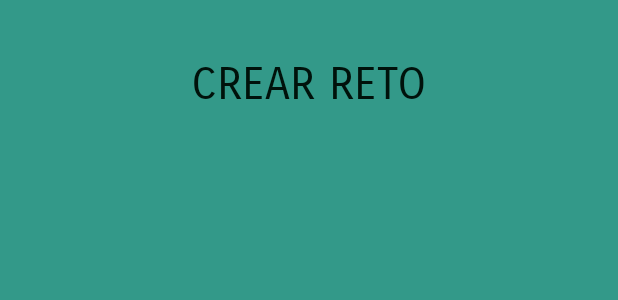
After one commit to jlram/DAM-ImproMusic, an Android app: the layout activity_create_challenge.xml on its own in the app's theme, with its tools: preview values and no code run, on a phone screen of 412 x 824 dp. The commit adds this screen. Shown: the top 300 px of the screen. Run offline under Robolectric (Android 15) with nearby library versions, the phone set to English and light mode, and no system bars; network calls fail.

Commit message:
Diseñada SongActivity y creada CreateChallengeActivity.

```diff
--- a/ImproMusic/app/src/main/AndroidManifest.xml
+++ b/ImproMusic/app/src/main/AndroidManifest.xml
@@ -24,7 +24,8 @@
             android:label="@string/title_activity_main2"
             android:theme="@style/Theme.AppCompat.NoActionBar" />
         <activity android:name=".EditProfileActivity" />
-        <activity android:name=".SongActivity"></activity>
+        <activity android:name=".SongActivity" />
+        <activity android:name=".CreateChallengeActivity"></activity>
     </application>
 
 </manifest>
--- /dev/null
+++ b/ImproMusic/app/src/main/res/layout/activity_create_challenge.xml
@@ -0,0 +1,25 @@
+<?xml version="1.0" encoding="utf-8"?>
+<android.support.constraint.ConstraintLayout xmlns:android="http://schemas.android.com/apk/res/android"
+    xmlns:app="http://schemas.android.com/apk/res-auto"
+    xmlns:tools="http://schemas.android.com/tools"
+    android:layout_width="match_parent"
+    android:layout_height="match_parent"
+    android:background="@color/Verde"
+    tools:context="com.example.josluis.impromusic.CreateChallengeActivity">
+
+    <TextView
+        android:id="@+id/textView"
+        android:layout_width="wrap_content"
+        android:layout_height="wrap_content"
+        android:fontFamily="sans-serif-smallcaps"
+        android:text="CREAR RETO"
+        android:textColor="@color/Negro"
+        android:textSize="30sp"
+        tools:layout_constraintTop_creator="1"
+        tools:layout_constraintRight_creator="1"
+        app:layout_constraintRight_toRightOf="parent"
+        android:layout_marginTop="38dp"
+        tools:layout_constraintLeft_creator="1"
+        app:layout_constraintLeft_toLeftOf="parent"
+        app:layout_constraintTop_toTopOf="parent" />
+</android.support.constraint.ConstraintLayout>
--- a/ImproMusic/app/src/main/res/layout/listview_view.xml
+++ b/ImproMusic/app/src/main/res/layout/listview_view.xml
@@ -18,7 +18,10 @@
         android:layout_width="wrap_content"
         android:layout_height="match_parent"
         android:layout_weight="1"
+        android:background="@color/Verde"
         android:elevation="1dp"
+        android:fontFamily="sans-serif-smallcaps"
         android:gravity="center"
-        android:text="{nombre_cancion}" />
+        android:text="{nombre_cancion}"
+        android:textColor="@color/Negro" />
 </LinearLayout>
```
Also changed, not shown: ImproMusic/app/src/main/java/com/example/josluis/impromusic/CreateChallengeActivity.java (added, +13 -0 lines), ImproMusic/app/src/main/java/com/example/josluis/impromusic/SongActivity.java (+43 -0 lines), ImproMusic/app/src/main/res/layout/activity_login.xml (+5 -5 lines), ImproMusic/app/src/main/res/layout/activity_song.xml (+92 -6 lines).
